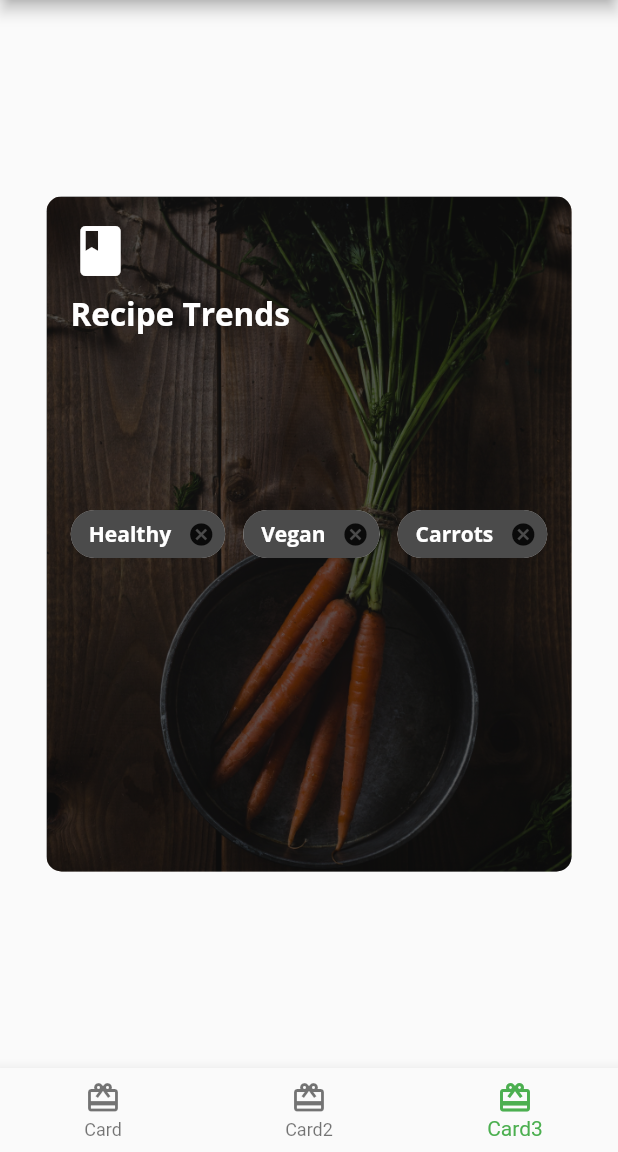
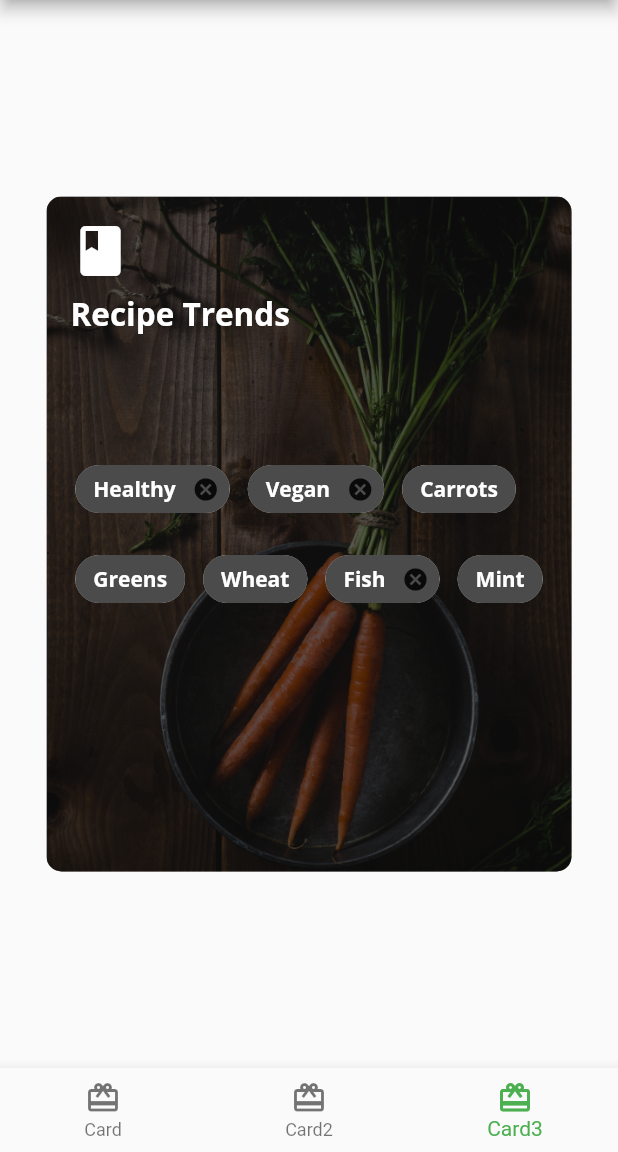
Before and after one commit to OscarAlmgren/apprentice_flutter, a Flutter app: the screen it shows after launch, item 3 of the bottom bar chosen, on a phone screen of 412 x 824 dp, the part 84-1236 px from its top. Run offline on Flutter 3.47's test engine with Material 2 defaults, Android fonts, the phone set to English and light mode, and no system bars; our stand-ins replace google_fonts.

Commit message:
if onDeleted is removed, it just shows label

```diff
--- a/lib/card3.dart
+++ b/lib/card3.dart
@@ -86,9 +86,37 @@ class Card3 extends StatelessWidget {
                       style: FooderlichTheme.darkTextTheme.bodyText1,
                     ),
                     backgroundColor: Colors.black.withOpacity(0.7),
+                  ),
+                  Chip(
+                    label: Text(
+                      'Greens',
+                      style: FooderlichTheme.darkTextTheme.bodyText1,
+                    ),
+                    backgroundColor: Colors.black.withOpacity(0.7),
+                  ),
+                  Chip(
+                    label: Text(
+                      'Wheat',
+                      style: FooderlichTheme.darkTextTheme.bodyText1,
+                    ),
+                    backgroundColor: Colors.black.withOpacity(0.7),
+                  ),
+                  Chip(
+                    label: Text(
+                      'Fish',
+                      style: FooderlichTheme.darkTextTheme.bodyText1,
+                    ),
+                    backgroundColor: Colors.black.withOpacity(0.7),
                     onDeleted: () {
                       print('delete');
                     },
+                  ),
+                  Chip(
+                    label: Text(
+                      'Mint',
+                      style: FooderlichTheme.darkTextTheme.bodyText1,
+                    ),
+                    backgroundColor: Colors.black.withOpacity(0.7),
                   )
                 ],
               ),
```
